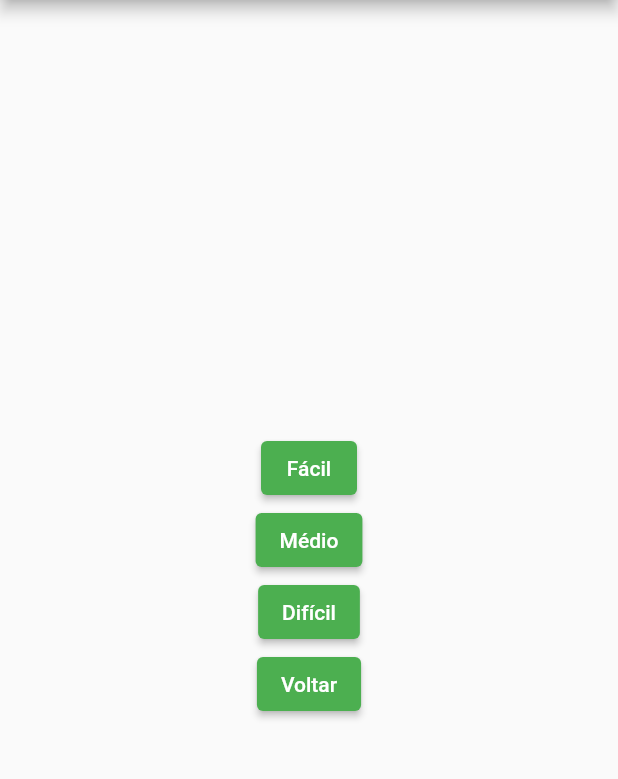
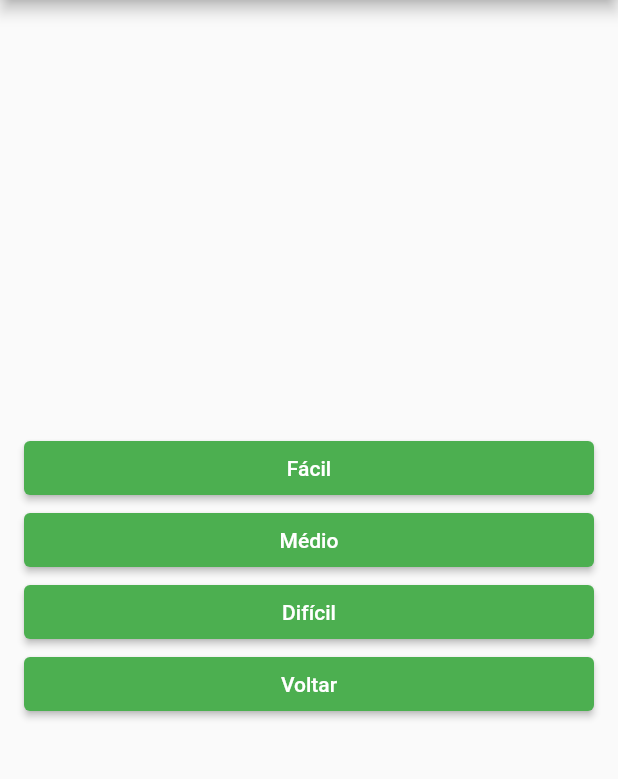
Before and after one commit to Eloi-SK/minefield, a Flutter app: the screen it shows after launch, after a tap on "Iniciar", on a phone screen of 412 x 824 dp, the part 84-863 px from its top. Run offline on Flutter 3.47's test engine with Material 2 defaults, Android fonts, the phone set to English and light mode, and no system bars.

Commit message:
style: improvment button

```diff
--- a/lib/features/menu/pages/menu_page.dart
+++ b/lib/features/menu/pages/menu_page.dart
@@ -46,7 +46,7 @@ class _MenuPageState extends State<MenuPage> {
   }
 
   Widget showStartButton() {
-    return Container(
+    return SizedBox(
       width: double.maxFinite,
       child: ElevatedButton(
         child: const Text(
@@ -69,7 +69,9 @@ class _MenuPageState extends State<MenuPage> {
       mainAxisAlignment: MainAxisAlignment.center,
       children: <Widget>[
         ...diffcultyList.map(createDifficultyButton),
-        ElevatedButton(
+        SizedBox(
+          width: double.maxFinite,
+          child: ElevatedButton(
             child: const Text('Voltar'),
             onPressed: () {
               setState(() {
@@ -77,12 +79,15 @@ class _MenuPageState extends State<MenuPage> {
               });
             },
           ),
+        ),
       ],
     );
   }
 
-  ElevatedButton createDifficultyButton(Difficulty difficulty) {
-    return ElevatedButton(
+  Widget createDifficultyButton(Difficulty difficulty) {
+    return SizedBox(
+      width: double.maxFinite,
+      child: ElevatedButton(
         child: Text(difficulty.name),
         onPressed: () {
           Navigator.push(
@@ -96,6 +101,7 @@ class _MenuPageState extends State<MenuPage> {
             ),
           );
         },
+      ),
     );
   }
 }
```
Lines whose indentation alone changed are shown as unchanged.
